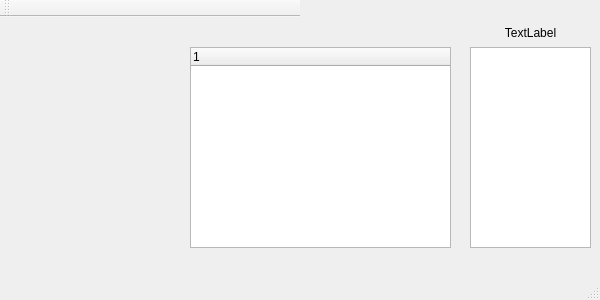
This is mainwindow.ui in srsdanitest/devhack2-json-fileBrowser as Qt 5 draws it before an edit. The edited form follows.
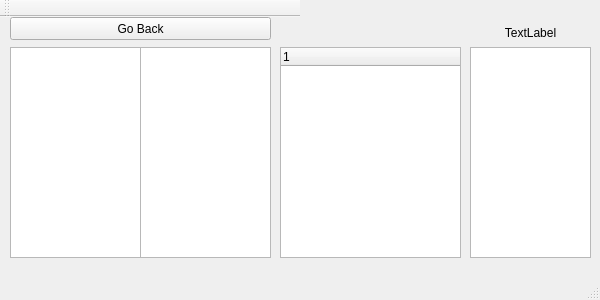
This is the edited form. Icons and pictures are not drawn.

Diff of the .ui file:
```diff
--- a/mainwindow.ui
+++ b/mainwindow.ui
@@ -59,17 +59,17 @@
       <x>470</x>
       <y>30</y>
       <width>121</width>
-      <height>201</height>
+      <height>211</height>
      </rect>
     </property>
    </widget>
    <widget class="QTreeWidget" name="treeWidget">
     <property name="geometry">
      <rect>
-      <x>190</x>
+      <x>280</x>
       <y>30</y>
-      <width>261</width>
-      <height>201</height>
+      <width>181</width>
+      <height>211</height>
      </rect>
     </property>
     <column>
@@ -78,6 +78,39 @@
      </property>
     </column>
    </widget>
+   <widget class="QPushButton" name="pushButton">
+    <property name="geometry">
+     <rect>
+      <x>10</x>
+      <y>0</y>
+      <width>261</width>
+      <height>23</height>
+     </rect>
+    </property>
+    <property name="text">
+     <string>Go Back</string>
+    </property>
+   </widget>
+   <widget class="QListView" name="listView">
+    <property name="geometry">
+     <rect>
+      <x>10</x>
+      <y>30</y>
+      <width>131</width>
+      <height>211</height>
+     </rect>
+    </property>
+   </widget>
+   <widget class="QListView" name="listView_2">
+    <property name="geometry">
+     <rect>
+      <x>140</x>
+      <y>30</y>
+      <width>131</width>
+      <height>211</height>
+     </rect>
+    </property>
+   </widget>
   </widget>
   <widget class="QMenuBar" name="menuBar">
    <property name="geometry">
```
Left out of the diff: 12 changed lines with no effect on the pictures.
